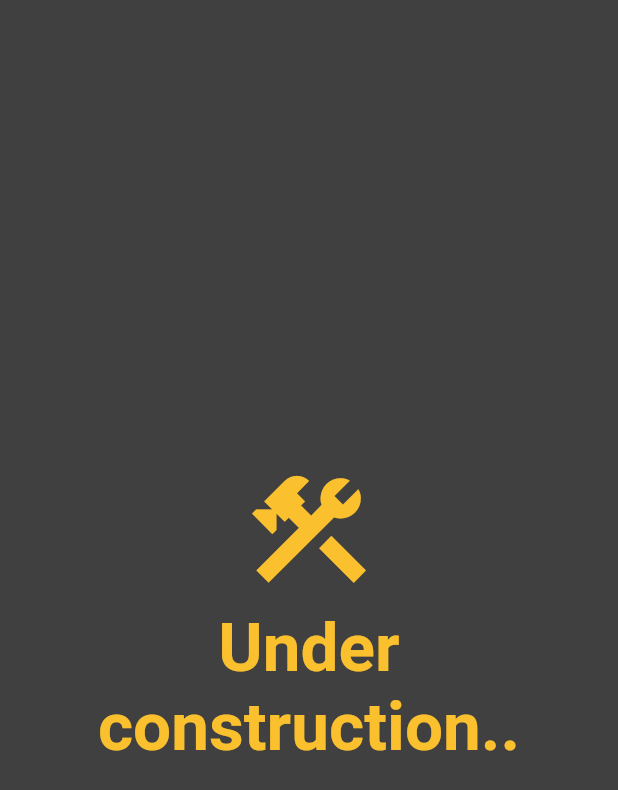
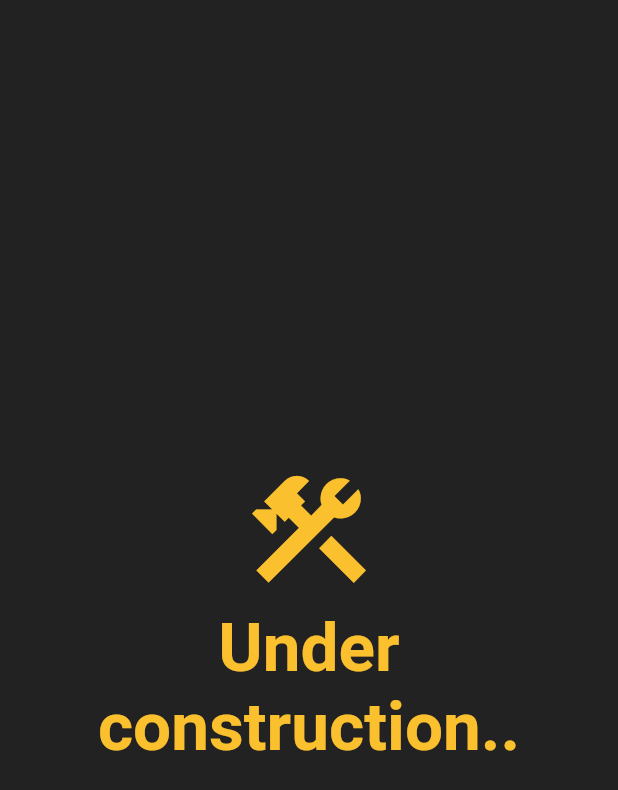
Before and after one commit to Oqtavios/itsleo.cc, a Flutter app: the screen it shows after launch, on a phone screen of 412 x 824 dp. Shown: the top 790 px of the screen. Run offline on Flutter 3.47's test engine with Material 2 defaults, Android fonts, the phone set to English and light mode, and no system bars.

Commit message:
Played with background color again

```diff
--- a/lib/main.dart
+++ b/lib/main.dart
@@ -12,9 +12,9 @@ class MyApp extends StatelessWidget {
       theme: ThemeData(
         primarySwatch: Colors.yellow,
         accentColor: Colors.yellow.shade700,
-        canvasColor: Colors.black.withOpacity(0.75),
-        scaffoldBackgroundColor: Colors.black.withOpacity(0.75),
-        backgroundColor: Colors.black.withOpacity(0.75),
+        canvasColor: Colors.black87,
+        scaffoldBackgroundColor: Colors.black87,
+        backgroundColor: Colors.black87,
         brightness: Brightness.dark,
       ),
       home: MyHomePage(),
```
